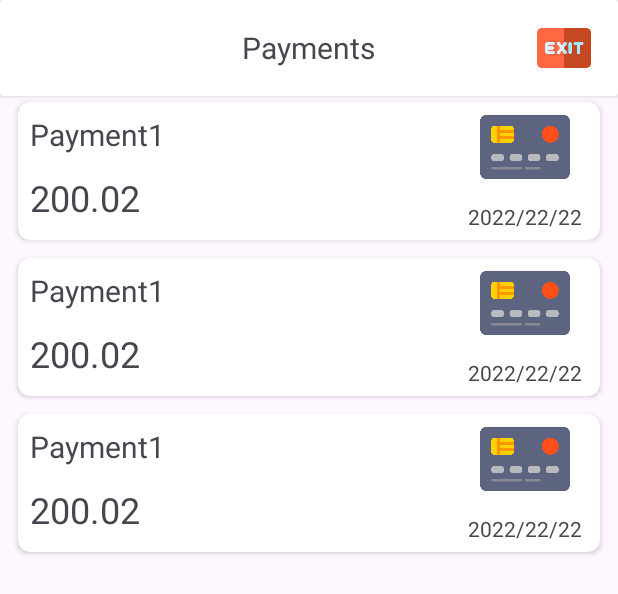
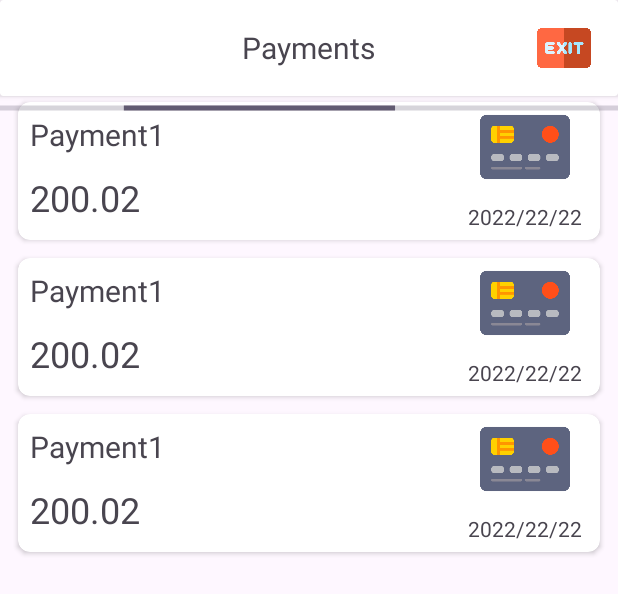
Before and after one commit to gogi1704/WorkTestApp, an Android app: the layout fragment_payment.xml on its own in the app's theme, with its tools: preview values and no code run, on a phone screen of 412 x 824 dp. Shown: the top 594 px of the screen. Run offline under Robolectric (Android 15) with nearby library versions, the phone set to English and light mode, and no system bars; Roboto replaces fonts that are not available here.

Commit message:
create progressBar and catch exceptions  in PaymentFragment

```diff
--- a/app/src/main/AndroidManifest.xml
+++ b/app/src/main/AndroidManifest.xml
@@ -15,7 +15,7 @@
         android:theme="@style/Theme.WorkTestApp"
         tools:targetApi="31">
         <activity
-            android:name=".MainActivity"
+            android:name=".ui.MainActivity"
             android:exported="true">
             <intent-filter>
                 <action android:name="android.intent.action.MAIN" />
--- a/app/src/main/java/com/l_george/worktestapp/MainActivity.kt
+++ b/app/src/main/java/com/l_george/worktestapp/ui/MainActivity.kt
@@ -1,7 +1,8 @@
-package com.l_george.worktestapp
+package com.l_george.worktestapp.ui
 
 import androidx.appcompat.app.AppCompatActivity
 import android.os.Bundle
+import com.l_george.worktestapp.R
 import dagger.hilt.android.AndroidEntryPoint
 
 @AndroidEntryPoint
--- a/app/src/main/res/layout/activity_main.xml
+++ b/app/src/main/res/layout/activity_main.xml
@@ -4,7 +4,7 @@
     xmlns:tools="http://schemas.android.com/tools"
     android:layout_width="match_parent"
     android:layout_height="match_parent"
-    tools:context=".MainActivity">
+    tools:context=".ui.MainActivity">
 
     <androidx.fragment.app.FragmentContainerView
         android:id="@+id/fragment_container"
--- a/app/src/main/res/layout/fragment_payment.xml
+++ b/app/src/main/res/layout/fragment_payment.xml
@@ -45,5 +45,14 @@
         tools:listitem="@layout/payment_item_layout"
         android:layout_height="match_parent"/>
 
+    <ProgressBar
+        android:id="@+id/progress_bar"
+        app:layout_constraintTop_toBottomOf="@id/topBar"
+        style="@style/Widget.AppCompat.ProgressBar.Horizontal"
+        android:layout_marginTop="?actionBarSize"
+        android:layout_width="match_parent"
+        android:indeterminate="true"
+        android:layout_height="wrap_content"/>
+
 
 </FrameLayout>
```
Also changed, not shown: app/src/main/java/com/l_george/worktestapp/repository/paymentsRepository/PaymentsRepositoryImpl.kt (+23 -9 lines), app/src/main/java/com/l_george/worktestapp/ui/fragments/AuthFragment.kt (+16 -10 lines), app/src/main/java/com/l_george/worktestapp/ui/fragments/PaymentFragment.kt (+19 -6 lines), app/src/main/java/com/l_george/worktestapp/ui/viewModels/PaymentsViewModel.kt (+24 -1 lines).
